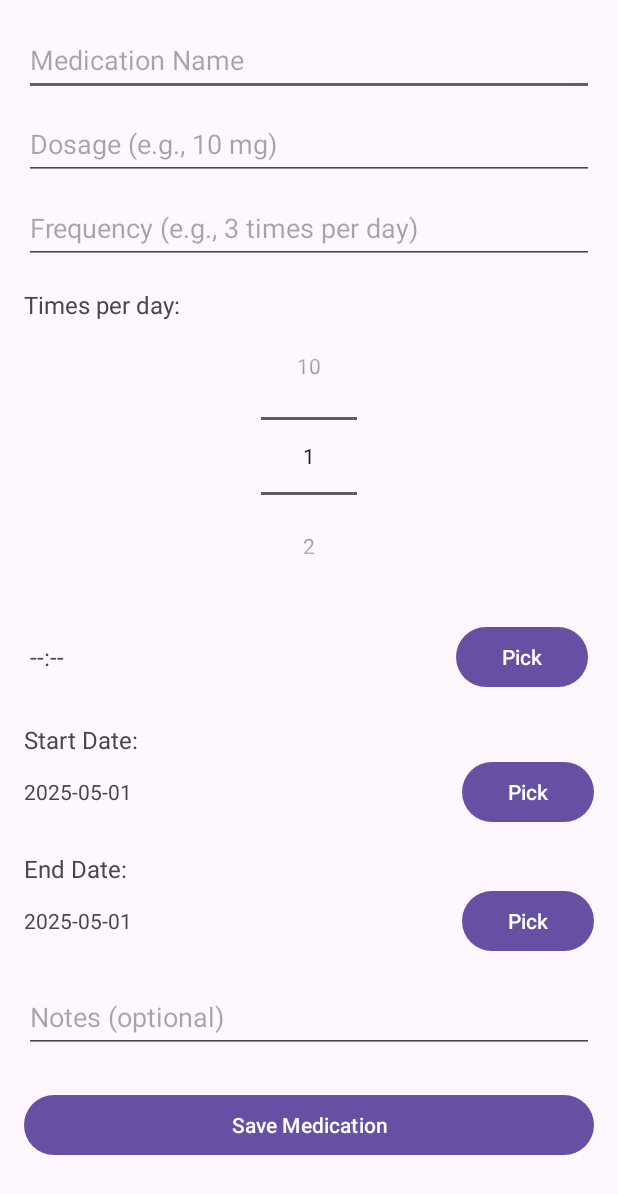
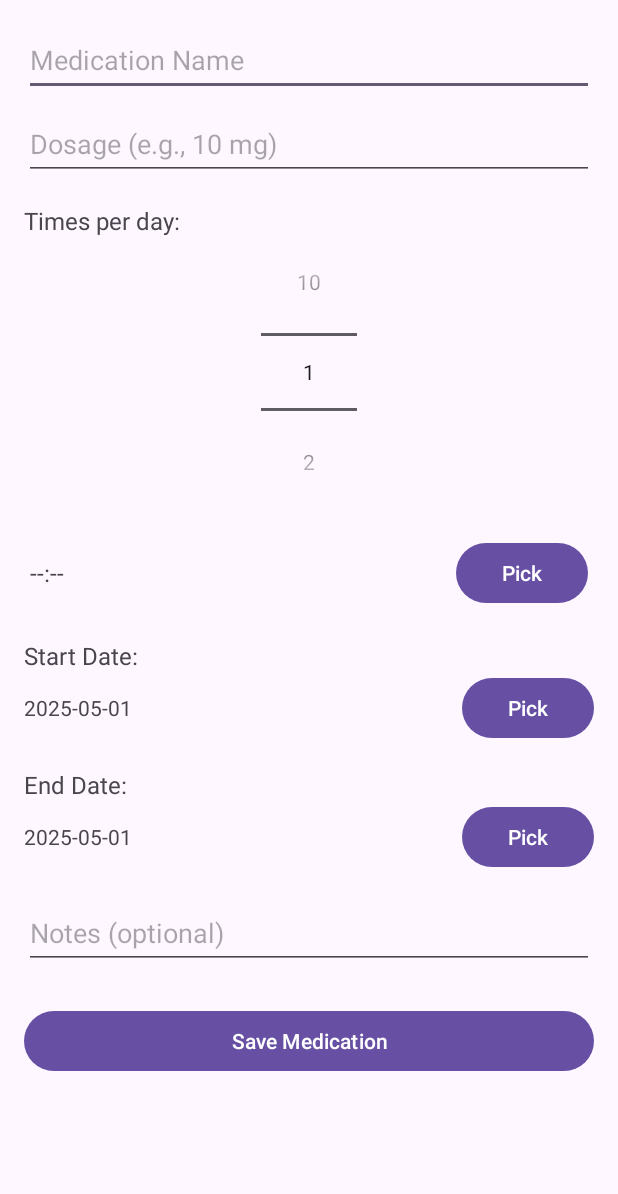
Before and after one commit to OmarBouat/MediAssist, an Android app: the AddMedicationActivity screen opened directly, with no data from a screen before it, after a tap on "Save Medication", on a phone screen of 412 x 824 dp. Shown: the top 1194 px of the screen. Run offline under Robolectric (Android 15) with nearby library versions, the phone set to English and light mode, and no system bars.

Commit message:
Remove Redundant "Frenquency" Field in Medication

```diff
--- a/app/src/main/java/com/mellah/mediassist/AddMedicationActivity.java
+++ b/app/src/main/java/com/mellah/mediassist/AddMedicationActivity.java
@@ -25,7 +25,7 @@ import java.util.Calendar;
 import java.util.List;
 
 public class AddMedicationActivity extends AppCompatActivity {
-    private EditText etName, etDosage, etFrequency, etNotes;
+    private EditText etName, etDosage, etNotes;
     private TextView tvStartDate, tvEndDate;
     private Button btnPickStartDate, btnPickEndDate, btnSave;
     private NumberPicker npTimesPerDay;
@@ -45,7 +45,6 @@ public class AddMedicationActivity extends AppCompatActivity {
         // Initialize views
         etName       = findViewById(R.id.etMedName);
         etDosage     = findViewById(R.id.etMedDosage);
-        etFrequency  = findViewById(R.id.etMedFrequency);
         etNotes      = findViewById(R.id.etMedNotes);
         tvStartDate  = findViewById(R.id.tvStartDate);
         tvEndDate    = findViewById(R.id.tvEndDate);
@@ -59,26 +58,29 @@ public class AddMedicationActivity extends AppCompatActivity {
         inflater     = LayoutInflater.from(this);
         calendar     = Calendar.getInstance();
 
-        final int year  = calendar.get(Calendar.YEAR);
-        final int month = calendar.get(Calendar.MONTH);
-        final int day   = calendar.get(Calendar.DAY_OF_MONTH);
+        // Set default dates
+        int year  = calendar.get(Calendar.YEAR);
+        int month = calendar.get(Calendar.MONTH);
+        int day   = calendar.get(Calendar.DAY_OF_MONTH);
         updateDateText(tvStartDate, year, month, day);
         updateDateText(tvEndDate, year, month, day);
 
         btnPickStartDate.setOnClickListener(v -> new DatePickerDialog(
                 AddMedicationActivity.this,
                 (view, y, m, d) -> updateDateText(tvStartDate, y, m, d),
-                year, month, day).show());
+                year, month, day)
+                .show());
 
         btnPickEndDate.setOnClickListener(v -> new DatePickerDialog(
                 AddMedicationActivity.this,
                 (view, y, m, d) -> updateDateText(tvEndDate, y, m, d),
-                year, month, day).show());
+                year, month, day)
+                .show());
 
         npTimesPerDay.setMinValue(1);
         npTimesPerDay.setMaxValue(10);
         npTimesPerDay.setValue(1);
-
+        generateTimePickers(1);
         npTimesPerDay.setOnValueChangedListener((picker, oldVal, newVal) ->
                 generateTimePickers(newVal)
         );
@@ -89,17 +91,15 @@ public class AddMedicationActivity extends AppCompatActivity {
         if (intent != null && intent.hasExtra("medId")) {
             isEditMode = true;
             medId = intent.getIntExtra("medId", -1);
-            String name = intent.getStringExtra("name");
-            String dosage = intent.getStringExtra("dosage");
-            String frequency = intent.getStringExtra("frequency");
+            String name      = intent.getStringExtra("name");
+            String dosage    = intent.getStringExtra("dosage");
             String timesJson = intent.getStringExtra("timesJson");
             String startDate = intent.getStringExtra("startDate");
-            String endDate = intent.getStringExtra("endDate");
-            String notes = intent.getStringExtra("notes");
+            String endDate   = intent.getStringExtra("endDate");
+            String notes     = intent.getStringExtra("notes");
 
             etName.setText(name);
             etDosage.setText(dosage);
-            etFrequency.setText(frequency);
             tvStartDate.setText(startDate);
             tvEndDate.setText(endDate);
             etNotes.setText(notes);
@@ -112,8 +112,6 @@ public class AddMedicationActivity extends AppCompatActivity {
                 TextView tv = row.findViewById(R.id.tvTimeLabel);
                 tv.setText(timesList.get(i));
             }
-        } else {
-            generateTimePickers(1);
         }
     }
 
@@ -122,13 +120,13 @@ public class AddMedicationActivity extends AppCompatActivity {
         for (int i = 0; i < count; i++) {
             View timeView = inflater.inflate(R.layout.time_picker_item, llTimePickers, false);
             TextView tvTimeLabel = timeView.findViewById(R.id.tvTimeLabel);
-            Button btnPickTime  = timeView.findViewById(R.id.btnPickTime);
+            Button btnPickTime   = timeView.findViewById(R.id.btnPickTime);
             btnPickTime.setOnClickListener(v -> {
                 int h = calendar.get(Calendar.HOUR_OF_DAY);
                 int m = calendar.get(Calendar.MINUTE);
                 new TimePickerDialog(
                         AddMedicationActivity.this,
-                        (TimePicker view, int hourOfDay, int minute) ->
+                        (view, hourOfDay, minute) ->
                                 tvTimeLabel.setText(String.format("%02d:%02d", hourOfDay, minute)),
                         h, m, true
                 ).show();
@@ -140,13 +138,12 @@ public class AddMedicationActivity extends AppCompatActivity {
     private void saveMedication() {
         String name      = etName.getText().toString().trim();
         String dosage    = etDosage.getText().toString().trim();
-        String freq      = etFrequency.getText().toString().trim();
         String startDate = tvStartDate.getText().toString();
         String endDate   = tvEndDate.getText().toString();
         String notes     = etNotes.getText().toString().trim();
 
-        if (name.isEmpty() || dosage.isEmpty() || freq.isEmpty()) {
-            Toast.makeText(this, "Name, dosage, and frequency are required", Toast.LENGTH_SHORT).show();
+        if (name.isEmpty() || dosage.isEmpty()) {
+            Toast.makeText(this, "Name and dosage are required", Toast.LENGTH_SHORT).show();
             return;
         }
 
@@ -172,9 +169,9 @@ public class AddMedicationActivity extends AppCompatActivity {
 
         boolean success;
         if (isEditMode) {
-            success = dbHelper.updateMedication(medId, name, dosage, freq, timesJson, startDate, endDate, notes);
+            success = dbHelper.updateMedication(medId, name, dosage, "", timesJson, startDate, endDate, notes);
         } else {
-            long id = dbHelper.addMedication(userId, name, dosage, freq, timesJson, startDate, endDate, notes);
+            long id = dbHelper.addMedication(userId, name, dosage, "", timesJson, startDate, endDate, notes);
             success = id > 0;
         }
 
--- a/app/src/main/java/com/mellah/mediassist/MedicationsActivity.java
+++ b/app/src/main/java/com/mellah/mediassist/MedicationsActivity.java
@@ -51,13 +51,12 @@ public class MedicationsActivity extends AppCompatActivity
     }
 
     @Override
-    public void onEdit(int medId, String name, String dosage, String freq,
+    public void onEdit(int medId, String name, String dosage,
                        String timesJson, String startDate, String endDate, String notes) {
         Intent i = new Intent(this, AddMedicationActivity.class);
         i.putExtra("medId", medId);
         i.putExtra("name", name);
         i.putExtra("dosage", dosage);
-        i.putExtra("frequency", freq);
         i.putExtra("timesJson", timesJson);
         i.putExtra("startDate", startDate);
         i.putExtra("endDate", endDate);
--- a/app/src/main/res/layout/activity_add_medication.xml
+++ b/app/src/main/res/layout/activity_add_medication.xml
@@ -24,14 +24,6 @@
             android:layout_height="wrap_content"
             android:layout_marginTop="8dp"
             android:hint="Dosage (e.g., 10 mg)"
-            android:minHeight="48dp" />
-
-        <EditText
-            android:id="@+id/etMedFrequency"
-            android:layout_width="match_parent"
-            android:layout_height="wrap_content"
-            android:layout_marginTop="8dp"
-            android:hint="Frequency (e.g., 3 times per day)"
             android:minHeight="48dp" />
 
         <!-- Number of reminders per day -->
```
Also changed, not shown: app/src/main/java/com/mellah/mediassist/MedicationAdapter.java (+3 -7 lines), app/src/main/res/layout/item_medication.xml (+1 -8 lines).
